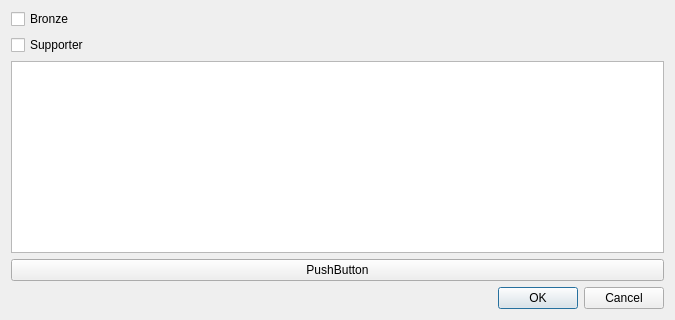
Above: displaytables.ui from green-lion-racing/glr-database before the change; both pictures show x 0 to 675 and y 138 to 458 of the 675 by 458 pixel window. Below: the same form after it.
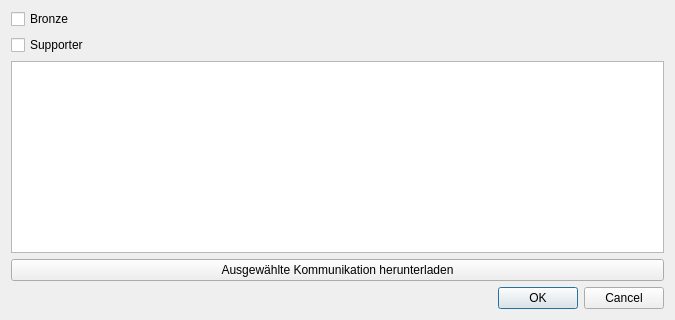
That is the form after the change.

Commit message: Added correct functionality for button "pb_saved" in displaytables.cpp

The edit to the form file:
```diff
--- a/displaytables.ui
+++ b/displaytables.ui
@@ -63,7 +63,7 @@
      <item>
       <widget class="QPushButton" name="pb_save">
        <property name="text">
-        <string>PushButton</string>
+        <string>Ausgewählte Kommunikation herunterladen</string>
        </property>
       </widget>
      </item>
```
The commit also changes 3 other files.
